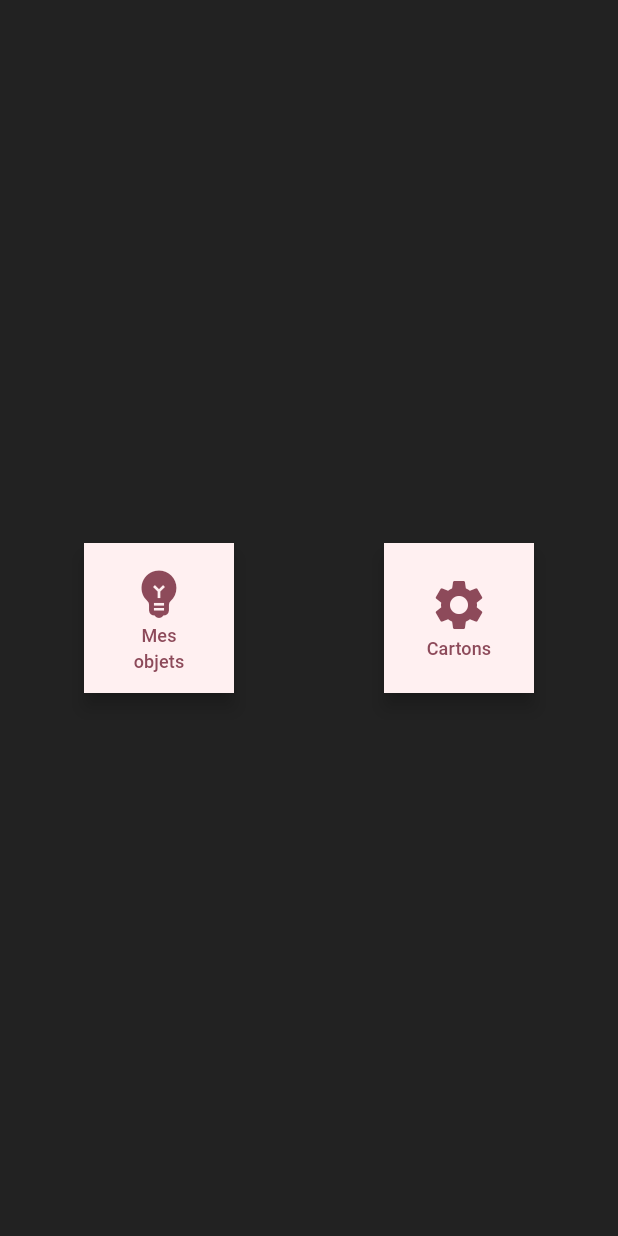
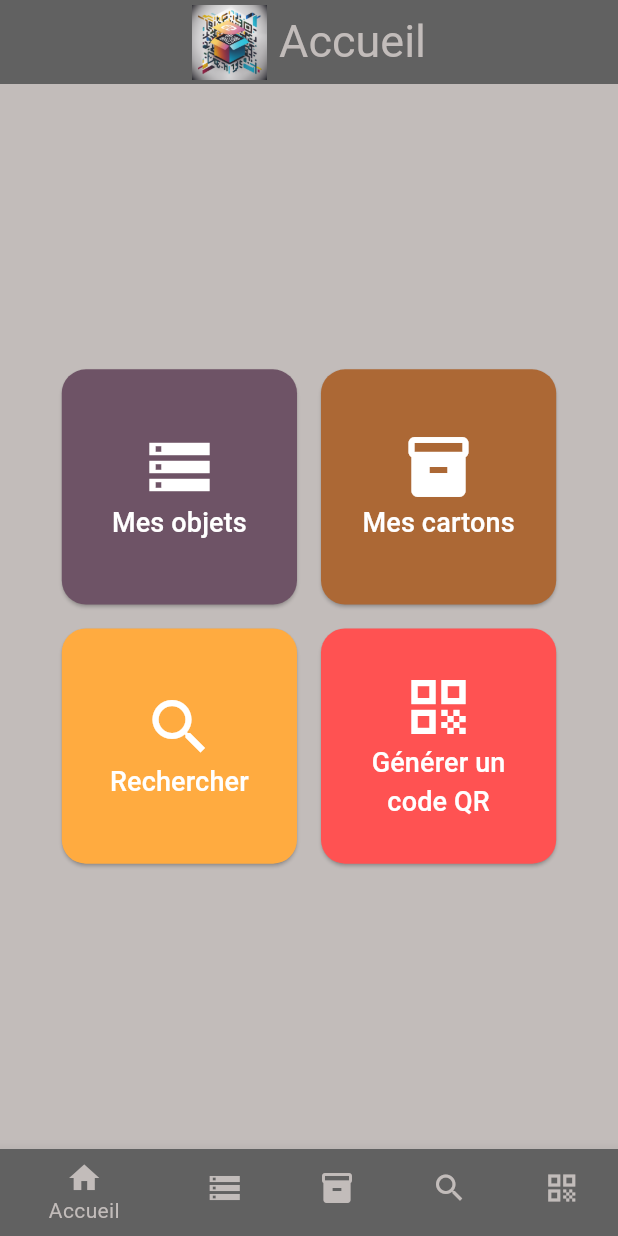
Before and after one commit to Hery34/my_storage_ally, a Flutter app: the screen it shows after launch, on a phone screen of 412 x 824 dp. Run offline on Flutter 3.47's test engine with Material 3 defaults, Android fonts, the phone set to English and light mode, and no system bars; our stand-ins replace sqflite; missing offline and left inert: french_date_formatter; accounts and stored records are empty.

Commit message:
graphical_chart_ok

```diff
--- /dev/null
+++ b/lib/constants/colors.dart
@@ -0,0 +1,7 @@
+import 'package:flutter/material.dart';
+
+
+const Color graySA = Color.fromRGBO(194, 188, 186, 1);
+const Color blueSa = Color.fromRGBO(42, 78, 93, 1);
+const Color orangeSa = Color.fromRGBO(172, 104, 53, 1);
+const Color purpleSa = Color.fromRGBO(110, 83, 102, 1);
--- /dev/null
+++ b/lib/providers/navigation_provider.dart
@@ -0,0 +1,12 @@
+import 'package:flutter/material.dart';
+
+class NavigationProvider with ChangeNotifier {
+  int _currentIndex = 0;
+
+  int get currentIndex => _currentIndex;
+
+  void setIndex(int index) {
+    _currentIndex = index;
+    notifyListeners();
+  }
+}
--- a/lib/screens/home_page.dart
+++ b/lib/screens/home_page.dart
@@ -1,90 +1,86 @@
 import 'package:flutter/material.dart';
-import 'package:my_storage_ally/screens/box_view.dart';
-import 'package:my_storage_ally/screens/item_view.dart';
+import 'package:my_storage_ally/providers/navigation_provider.dart';
+import 'package:my_storage_ally/constants/colors.dart';
+import 'package:my_storage_ally/utils/my_scaffold.dart';
+import 'package:provider/provider.dart';
 
 class HomePage extends StatelessWidget {
   const HomePage({super.key});
 
   @override
   Widget build(BuildContext context) {
-    return Scaffold(
-      backgroundColor: Colors.black87,
+    final navigationProvider =
+        Provider.of<NavigationProvider>(context, listen: false);
+    final buttons = [
+      {
+        'icon': Icons.storage,
+        'label': 'Mes objets',
+        'color': purpleSa,
+        'index': 1,
+      },
+      {
+        'icon': Icons.inventory_2,
+        'label': 'Mes cartons',
+        'color': orangeSa,
+        'index': 2,
+      },
+      {
+        'icon': Icons.search,
+        'label': 'Rechercher',
+        'color': Colors.orangeAccent,
+        'index': 3,
+      },
+      {
+        'icon': Icons.qr_code,
+        'label': 'Générer un code QR',
+        'color': Colors.redAccent,
+        'index': 4,
+      },
+    ];
+
+    return MyScaffold(
       body: Center(
-        child: SizedBox(
-          width: 300,
-          height: 300,
-          child: LayoutBuilder(
-            builder: (context, constraints) {
-              return Row(
-                mainAxisAlignment: MainAxisAlignment.spaceBetween,
-                children: <Widget>[
-                  SizedBox(
-                    width: constraints.maxWidth / 2 - 50,
-                    height: constraints.maxHeight / 2 - 50,
-                    child: ElevatedButton(
-                      onPressed: () {
-                        Navigator.push(
-                          context,
-                          MaterialPageRoute(
-                              builder: (context) => const ItemView()),
-                        );
-                      },
+        child: ConstrainedBox(
+          constraints: BoxConstraints(
+            maxWidth: MediaQuery.of(context).size.width * 0.8,
+            maxHeight: MediaQuery.of(context).size.height * 0.6,
+          ),
+          child: GridView.count(
+            crossAxisCount: 2,
+            crossAxisSpacing: 16.0,
+            mainAxisSpacing: 16.0,
+            shrinkWrap: true,
+            physics: const NeverScrollableScrollPhysics(),
+            children: buttons.map((button) {
+              return ElevatedButton(
                 style: ElevatedButton.styleFrom(
-                        elevation: 5,
-                        shape: const RoundedRectangleBorder(
-                          borderRadius: BorderRadius.zero,
+                  padding: const EdgeInsets.all(16.0),
+                  backgroundColor: button['color'] as Color,
+                  shape: RoundedRectangleBorder(
+                    borderRadius: BorderRadius.circular(16.0),
                   ),
                 ),
-                      child: const Column(
+                onPressed: () {
+                  navigationProvider.setIndex(button['index'] as int);
+                },
+                child: Column(
                   mainAxisAlignment: MainAxisAlignment.center,
-                        children: <Widget>[
-                          Icon(Icons.emoji_objects, size: 40),
+                  children: [
+                    Icon(
+                      button['icon'] as IconData,
+                      size: 48.0,
+                      color: Colors.white,
+                    ),
                     Text(
-                            'Mes objets',
+                      button['label'] as String,
+                      style:
+                          const TextStyle(fontSize: 18.0, color: Colors.white),
                       textAlign: TextAlign.center,
-                            style: TextStyle(fontSize: 12),
                     ),
                   ],
                 ),
-                    ),
-                  ),
-                  const SizedBox(
-                    width: 50,
-                    height: 50,
-                  ),
-                  SizedBox(
-                    width: constraints.maxWidth / 2 - 50,
-                    height: constraints.maxHeight / 2 - 50,
-                    child: ElevatedButton(
-                      onPressed: () {
-                        Navigator.push(
-                          context,
-                          MaterialPageRoute(
-                              builder: (context) => const BoxView()),
               );
-                      },
-                      style: ElevatedButton.styleFrom(
-                        elevation: 5,
-                        shape: const RoundedRectangleBorder(
-                          borderRadius: BorderRadius.zero,
-                        ),
-                      ),
-                      child: const Column(
-                        mainAxisAlignment: MainAxisAlignment.center,
-                        children: <Widget>[
-                          Icon(Icons.settings, size: 40),
-                          Text(
-                            'Cartons',
-                            textAlign: TextAlign.center,
-                            style: TextStyle(fontSize: 12),
-                          ),
-                        ],
-                      ),
-                    ),
-                  ),
-                ],
-              );
-            },
+            }).toList(),
           ),
         ),
       ),
--- /dev/null
+++ b/lib/utils/my_scaffold.dart
@@ -0,0 +1,105 @@
+import 'package:flutter/material.dart';
+import 'package:my_storage_ally/constants/colors.dart';
+import 'package:my_storage_ally/providers/navigation_provider.dart';
+import 'package:my_storage_ally/screens/box_view.dart';
+import 'package:my_storage_ally/screens/item_view.dart';
+import 'package:provider/provider.dart';
+
+class MyScaffold extends StatefulWidget {
+  final Widget body;
+
+  const MyScaffold({super.key, required this.body});
+
+  @override
+  // ignore: library_private_types_in_public_api
+  _MyScaffoldState createState() => _MyScaffoldState();
+}
+
+class _MyScaffoldState extends State<MyScaffold> {
+  final List<String> _titles = [
+    'Accueil',
+    'Mes objets',
+    'Mes cartons',
+    'Recherche',
+    'QR Code',
+  ];
+
+  @override
+  Widget build(BuildContext context) {
+    final navigationProvider = Provider.of<NavigationProvider>(context);
+    return Scaffold(
+      backgroundColor: graySA,
+      appBar: AppBar(
+        centerTitle: true,
+        title: Row(
+          mainAxisAlignment: MainAxisAlignment.center,
+          children: [
+            Image.asset(
+              'assets/logo.webp',
+              height: 50,
+            ),
+            const SizedBox(width: 8),
+            Text(
+              _titles[navigationProvider.currentIndex],
+              style: const TextStyle(fontSize: 30, color: graySA),
+            ),
+          ],
+        ),
+        backgroundColor: Colors.grey[700],
+      ),
+      body: _getViewForCurrentIndex(navigationProvider.currentIndex),
+      bottomNavigationBar: BottomNavigationBar(
+        currentIndex: navigationProvider.currentIndex,
+        onTap: (index) {
+          navigationProvider.setIndex(index);
+        },
+        items: [
+          BottomNavigationBarItem(
+            backgroundColor: Colors.grey[700],
+            icon: const Icon(Icons.home, color: graySA),
+            label: 'Accueil',
+          ),
+          const BottomNavigationBarItem(
+            icon: Icon(
+              Icons.storage,
+              color: graySA,
+            ),
+            label: 'Objets',
+          ),
+          const BottomNavigationBarItem(
+            icon: Icon(
+              Icons.inventory_2,
+              color: graySA,
+            ),
+            label: 'Cartons',
+          ),
+          const BottomNavigationBarItem(
+            icon: Icon(Icons.search, color: graySA),
+            label: 'Recherche',
+          ),
+          const BottomNavigationBarItem(
+            icon: Icon(
+              Icons.qr_code,
+              color: graySA,
+            ),
+            label: 'QR Code',
+          ),
+        ],
+        selectedItemColor: graySA,
+      ),
+    );
+  }
+
+  Widget _getViewForCurrentIndex(int index) {
+    switch (index) {
+      case 0:
+        return widget.body;
+      case 1:
+        return const ItemView();
+      case 2:
+        return const BoxView();
+      default:
+        return widget.body;
+    }
+  }
+}
```
Also changed, not shown: lib/main.dart (+8 -2 lines), lib/screens/box_detail_view.dart (+8 -7 lines), lib/screens/box_items_view.dart (+16 -3 lines), lib/screens/box_view.dart (+24 -19 lines), lib/screens/item_detail_view.dart (+12 -11 lines), lib/screens/item_view.dart (+36 -21 lines), pubspec.yaml (+4 -62 lines), assets/logo.webp (added), pubspec.lock, 16 other files. Lines whose indentation alone changed are shown as unchanged.
